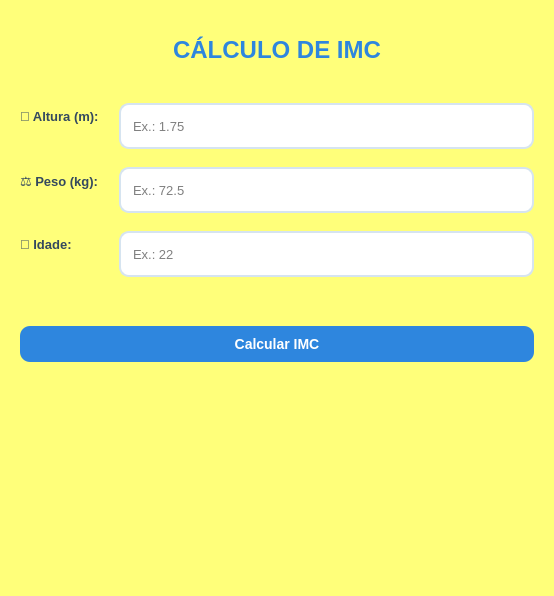
The window that imc.ui (gusxta44/IMC) describes before a commit, drawn with Qt 5.
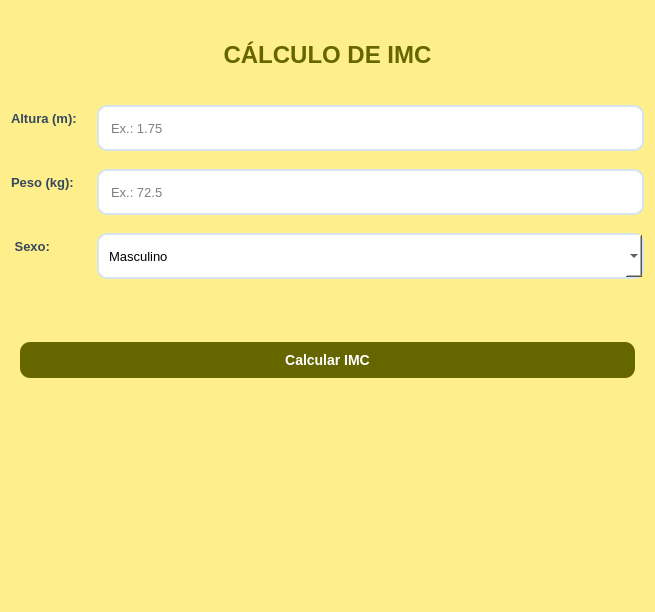
The same window after the commit.

Commit message: FEAT: Adicionando lógica de fotos de acordo com o sexo e estilização da interface

Patch:
```diff
--- a/imc.ui
+++ b/imc.ui
@@ -6,8 +6,8 @@
    <rect>
     <x>0</x>
     <y>0</y>
-    <width>554</width>
-    <height>596</height>
+    <width>655</width>
+    <height>612</height>
    </rect>
   </property>
   <property name="windowTitle">
@@ -16,13 +16,22 @@
   <property name="styleSheet">
    <string notr="true">
 QDialog{
-    background:#ffff7a
+    background:#FFEE8C
+}
+
+QComboBox {
+	background:white;
+    border:2px solid #D6E4F0;
+    border-radius:10px;
+    padding:10px;
+    min-height:22px;
+    font-size:13px;
 }
 
 QLabel#lblTitulo{
     font-size:24px;
     font-weight:bold;
-    color:#2E86DE;
+    color:#666600
 }
 
 QLabel{
@@ -45,7 +54,7 @@
 }
 
 QPushButton{
-    background:#2E86DE;
+    background:#666600;
     color:white;
     border:none;
     border-radius:10px;
@@ -101,9 +110,6 @@
     </spacer>
    </item>
    <item>
-    <widget class="QFrame" name="frame">
-     <layout class="QVBoxLayout" name="verticalLayout_2">
-      <item>
        <layout class="QFormLayout" name="formLayout">
         <property name="horizontalSpacing">
          <number>20</number>
@@ -114,7 +120,7 @@
         <item row="0" column="0">
          <widget class="QLabel" name="labelAltura">
           <property name="text">
-           <string>📏 Altura (m):</string>
+        <string>Altura (m):</string>
           </property>
          </widget>
         </item>
@@ -128,32 +134,35 @@
         <item row="1" column="0">
          <widget class="QLabel" name="labelPeso">
           <property name="text">
-           <string>⚖ Peso (kg):</string>
-          </property>
-         </widget>
-        </item>
-        <item row="1" column="1">
-         <widget class="QLineEdit" name="txtPeso">
-          <property name="placeholderText">
-           <string>Ex.: 72.5</string>
+        <string>Peso (kg):</string>
           </property>
          </widget>
         </item>
         <item row="2" column="0">
          <widget class="QLabel" name="labelIdade">
           <property name="text">
-           <string>🎂 Idade:</string>
+        <string> Sexo:</string>
           </property>
          </widget>
         </item>
         <item row="2" column="1">
-         <widget class="QLineEdit" name="txtIdade">
-          <property name="placeholderText">
-           <string>Ex.: 22</string>
-          </property>
-         </widget>
-        </item>
-        <item row="3" column="1">
+      <widget class="QComboBox" name="comboBox">
+       <property name="styleSheet">
+        <string notr="true"/>
+       </property>
+       <item>
+        <property name="text">
+         <string>Masculino</string>
+        </property>
+       </item>
+       <item>
+        <property name="text">
+         <string>Feminino</string>
+        </property>
+       </item>
+      </widget>
+     </item>
+     <item row="4" column="1">
          <spacer name="verticalSpacer">
           <property name="orientation">
            <enum>Qt::Vertical</enum>
@@ -166,8 +175,18 @@
           </property>
          </spacer>
         </item>
-       </layout>
-      </item>
+     <item row="1" column="1">
+      <widget class="QLineEdit" name="txtPeso">
+       <property name="placeholderText">
+        <string>Ex.: 72.5</string>
+       </property>
+      </widget>
+     </item>
+    </layout>
+   </item>
+   <item>
+    <widget class="QFrame" name="frame">
+     <layout class="QVBoxLayout" name="verticalLayout_2">
       <item>
        <widget class="QPushButton" name="btnCalcular">
         <property name="text">
```
Left out of the diff: 6 changed lines with no effect on the pictures. Lines whose indentation alone changed are shown as unchanged. The commit also changes 5 other files.
